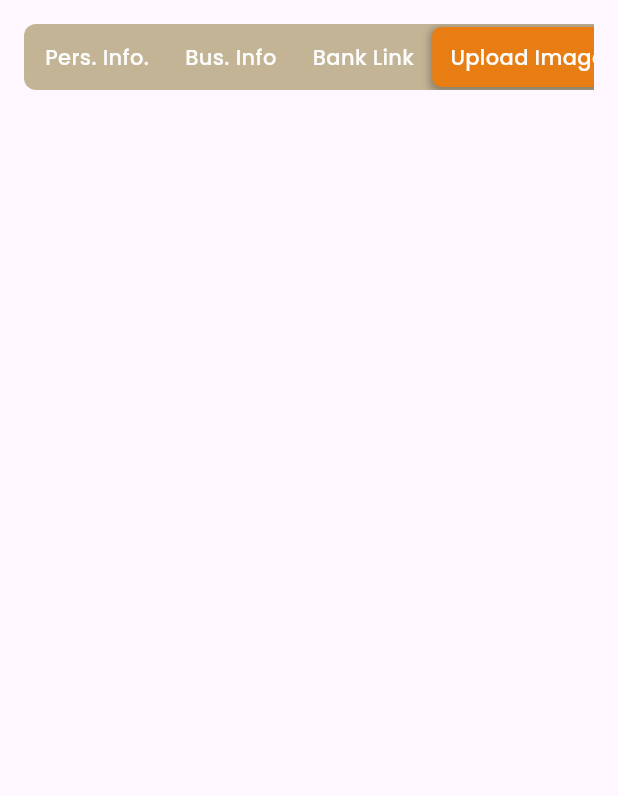
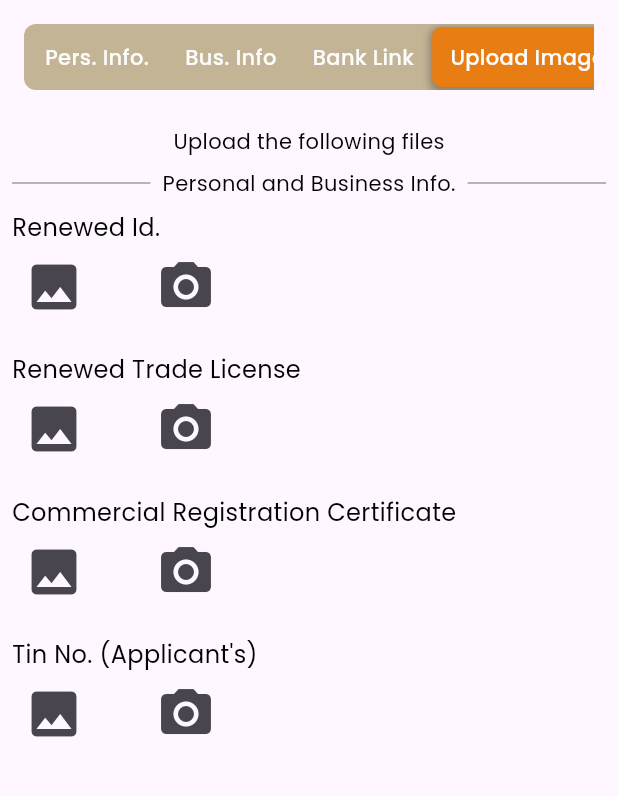
Before and after one commit to AbdulsemedM/Is-Fin, a Flutter app: the CompleteKYCDetail screen opened directly, item 4 of the bottom bar chosen, on a phone screen of 412 x 824 dp, the part 84-880 px from its top. Run offline on Flutter 3.47's test engine with Material 3 defaults, Android fonts, the phone set to English and light mode, and no system bars; drawn by our look-alikes of custom_sliding_segmented_control; our stand-ins replace flutter_bloc, flutter_secure_storage, salomon_bottom_bar, shared_preferences; missing offline and left inert: flutter_advanced_segment; accounts and stored records are empty.

Commit message:
Upload images page is formatted

```diff
--- a/lib/features/KYC/presentation/screen/kyc_screen.dart
+++ b/lib/features/KYC/presentation/screen/kyc_screen.dart
@@ -5,6 +5,7 @@ import 'package:ifb_loan/app/utils/app_colors.dart';
 import 'package:ifb_loan/features/KYC/presentation/widgets/bank_link.dart';
 import 'package:ifb_loan/features/KYC/presentation/widgets/business_info.dart';
 import 'package:ifb_loan/features/KYC/presentation/widgets/personal_info.dart';
+import 'package:ifb_loan/features/KYC/presentation/widgets/upload_images.dart';
 
 class CompleteKYCDetail extends StatefulWidget {
   @override
@@ -19,6 +20,7 @@ class _CompleteKYCDetailState extends State<CompleteKYCDetail> {
     1: PersonalInfo(),
     2: BusinessInfo(),
     3: BankLink(),
+    4: UploadImages(),
   };
 
   @override
--- /dev/null
+++ b/lib/features/KYC/presentation/widgets/upload_images.dart
@@ -0,0 +1,149 @@
+import 'package:flutter/material.dart';
+
+class UploadImages extends StatefulWidget {
+  const UploadImages({super.key});
+
+  @override
+  State<UploadImages> createState() => _UploadImagesState();
+}
+
+class _UploadImagesState extends State<UploadImages> {
+  @override
+  Widget build(BuildContext context) {
+    return SingleChildScrollView(
+      child: Padding(
+        padding: const EdgeInsets.all(8.0),
+        child: Column(
+          children: [
+            Text("Upload the following files"),
+            Row(
+              children: [
+                Expanded(
+                    child: Divider(
+                  color: Colors.grey, // Set the color of the divider
+                  thickness: 1,
+                )),
+                Padding(
+                  padding: const EdgeInsets.all(8.0),
+                  child: Text("Personal and Business Info."),
+                ),
+                Expanded(
+                    child: Divider(
+                  color: Colors.grey, // Set the color of the divider
+                  thickness: 1,
+                )),
+              ],
+            ),
+            const Row(
+              children: [
+                Text(
+                  'Renewed Id.',
+                  style: TextStyle(fontSize: 16),
+                ),
+              ],
+            ),
+            Row(
+              mainAxisAlignment: MainAxisAlignment.start,
+              children: [
+                IconButton(
+                  icon: Icon(Icons.photo, size: 40),
+                  onPressed: () {
+                    // Implement gallery selection
+                  },
+                ),
+                const SizedBox(width: 32),
+                IconButton(
+                  icon: Icon(Icons.camera_alt, size: 40),
+                  onPressed: () {
+                    // Implement camera capture
+                  },
+                ),
+              ],
+            ),
+            SizedBox(height: 16),
+            const Row(
+              children: [
+                Text(
+                  'Renewed Trade License',
+                  style: TextStyle(fontSize: 16),
+                ),
+              ],
+            ),
+            Row(
+              mainAxisAlignment: MainAxisAlignment.start,
+              children: [
+                IconButton(
+                  icon: Icon(Icons.photo, size: 40),
+                  onPressed: () {
+                    // Implement gallery selection
+                  },
+                ),
+                const SizedBox(width: 32),
+                IconButton(
+                  icon: Icon(Icons.camera_alt, size: 40),
+                  onPressed: () {
+                    // Implement camera capture
+                  },
+                ),
+              ],
+            ),
+            SizedBox(height: 16),
+            const Row(
+              children: [
+                Text(
+                  'Commercial Registration Certificate',
+                  style: TextStyle(fontSize: 16),
+                ),
+              ],
+            ),
+            Row(
+              mainAxisAlignment: MainAxisAlignment.start,
+              children: [
+                IconButton(
+                  icon: Icon(Icons.photo, size: 40),
+                  onPressed: () {
+                    // Implement gallery selection
+                  },
+                ),
+                const SizedBox(width: 32),
+                IconButton(
+                  icon: Icon(Icons.camera_alt, size: 40),
+                  onPressed: () {
+                    // Implement camera capture
+                  },
+                ),
+              ],
+            ),
+            SizedBox(height: 16),
+            const Row(
+              children: [
+                Text(
+                  'Tin No. (Applicant\'s)',
+                  style: TextStyle(fontSize: 16),
+                ),
+              ],
+            ),
+            Row(
+              mainAxisAlignment: MainAxisAlignment.start,
+              children: [
+                IconButton(
+                  icon: Icon(Icons.photo, size: 40),
+                  onPressed: () {
+                    // Implement gallery selection
+                  },
+                ),
+                const SizedBox(width: 32),
+                IconButton(
+                  icon: Icon(Icons.camera_alt, size: 40),
+                  onPressed: () {
+                    // Implement camera capture
+                  },
+                ),
+              ],
+            ),
+          ],
+        ),
+      ),
+    );
+  }
+}
--- a/lib/features/login/bloc/login_bloc.dart
+++ b/lib/features/login/bloc/login_bloc.dart
@@ -13,10 +13,10 @@ class LoginBloc extends Bloc<LoginEvent, LoginState> {
     emit(LoginLoading());
     // print("loading...");
     try {
-      final signup =
-          await loginRepository.sendLogin(event.phoneNumber, event.password);
+      // final signup =
+      //     await loginRepository.sendLogin(event.phoneNumber, event.password);
       emit(LoginSuccess());
-      print(signup);
+      // print(signup);
     } catch (e) {
       emit(LoginFailure(e.toString()));
       // print("failure...");
```
Also changed, not shown: flutter_06.png (added).
